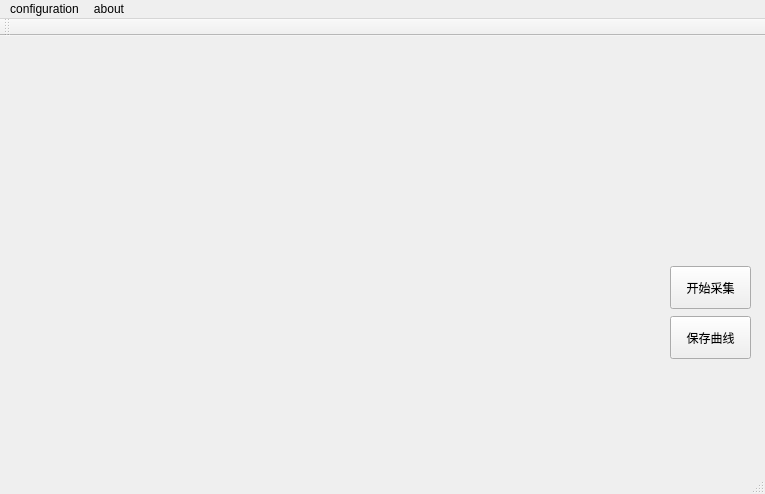
Old version of the form mainwindow.ui in the repository littleTrick/CurveDisplay.
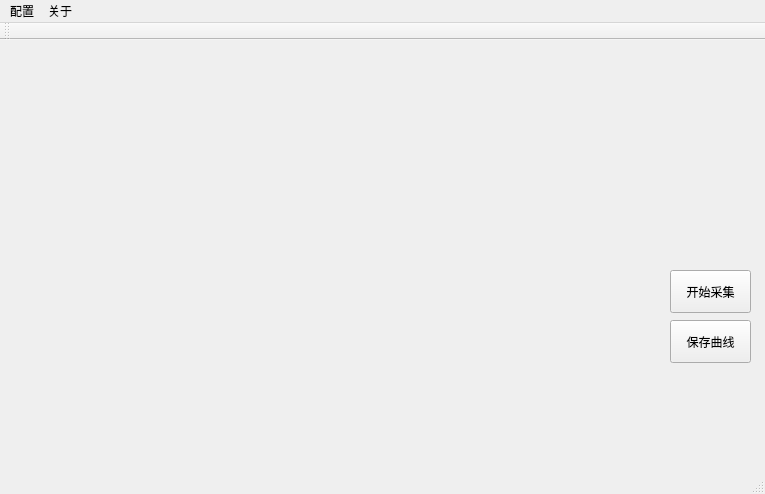
New version of the form.

Diff of the .ui file:
```diff
--- a/mainwindow.ui
+++ b/mainwindow.ui
@@ -47,19 +47,19 @@
      <x>0</x>
      <y>0</y>
      <width>765</width>
-     <height>31</height>
+     <height>35</height>
     </rect>
    </property>
    <widget class="QMenu" name="configuration">
     <property name="title">
-     <string>configuration</string>
+     <string>配置</string>
     </property>
     <addaction name="communication_property_menu"/>
     <addaction name="curve_property_menu"/>
    </widget>
    <widget class="QMenu" name="about">
     <property name="title">
-     <string>about</string>
+     <string>关于</string>
     </property>
     <addaction name="about_software"/>
    </widget>
```
Left out of the diff: 12 changed lines with no effect on the pictures.
